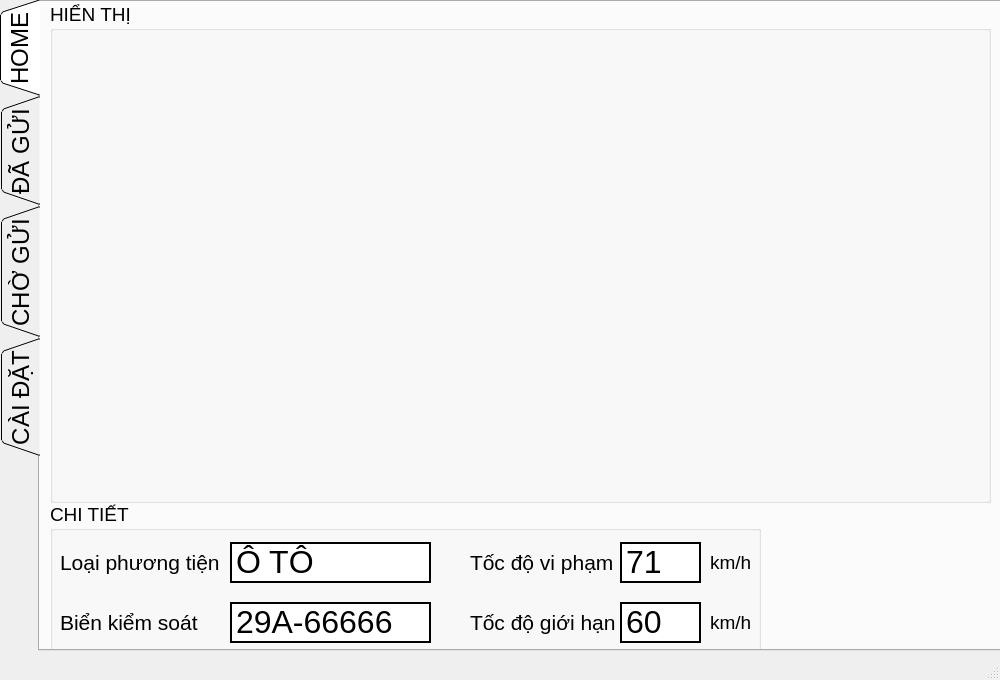
This is UI/main-HD.ui in ToanICV/speed_gun as Qt 5 draws it before an edit. The edited form follows.
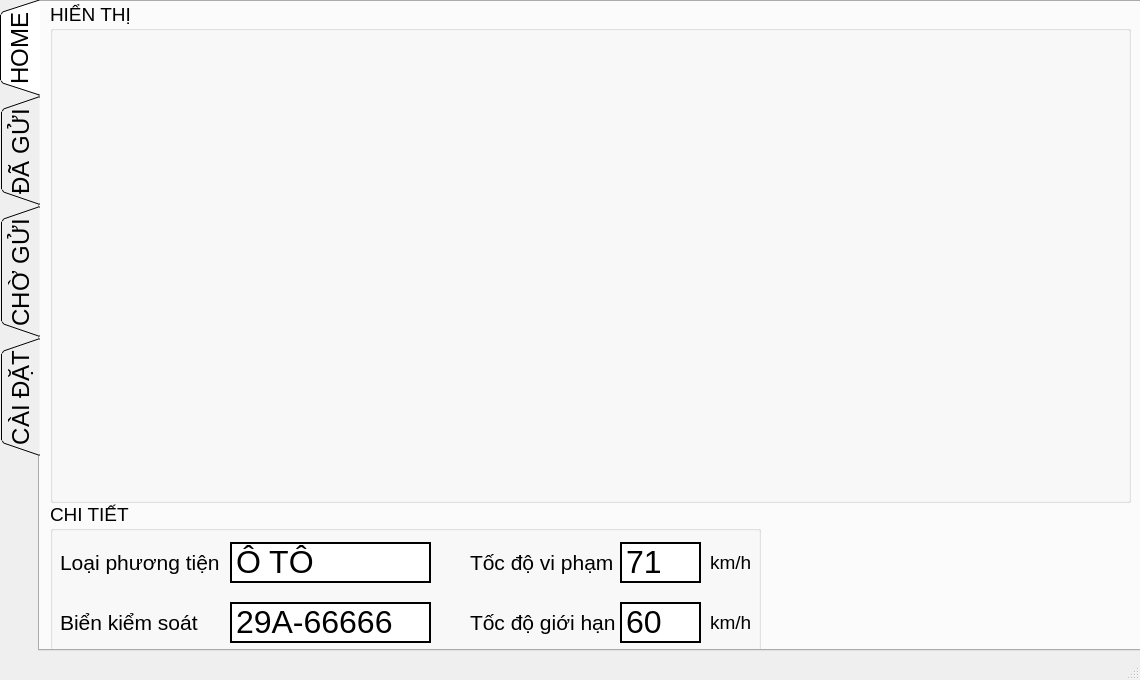
This is the edited form.

```diff
--- a/UI/main-HD.ui
+++ b/UI/main-HD.ui
@@ -6,19 +6,19 @@
    <rect>
     <x>0</x>
     <y>0</y>
-    <width>1000</width>
+    <width>1140</width>
     <height>680</height>
    </rect>
   </property>
   <property name="minimumSize">
    <size>
-    <width>1000</width>
+    <width>1140</width>
     <height>680</height>
    </size>
   </property>
   <property name="maximumSize">
    <size>
-    <width>1000</width>
+    <width>1140</width>
     <height>680</height>
    </size>
   </property>
@@ -31,7 +31,7 @@
      <rect>
       <x>0</x>
       <y>0</y>
-      <width>1001</width>
+      <width>1141</width>
       <height>651</height>
      </rect>
     </property>
@@ -117,7 +117,7 @@
        <rect>
         <x>10</x>
         <y>0</y>
-        <width>941</width>
+        <width>1081</width>
         <height>501</height>
        </rect>
       </property>
@@ -138,7 +138,7 @@
         <rect>
          <x>0</x>
          <y>30</y>
-         <width>751</width>
+         <width>841</width>
          <height>471</height>
         </rect>
        </property>
@@ -157,10 +157,10 @@
       <widget class="QLabel" name="lbl_map">
        <property name="geometry">
         <rect>
-         <x>750</x>
+         <x>839</x>
          <y>30</y>
-         <width>190</width>
-         <height>290</height>
+         <width>241</width>
+         <height>471</height>
         </rect>
        </property>
        <property name="font">
```
